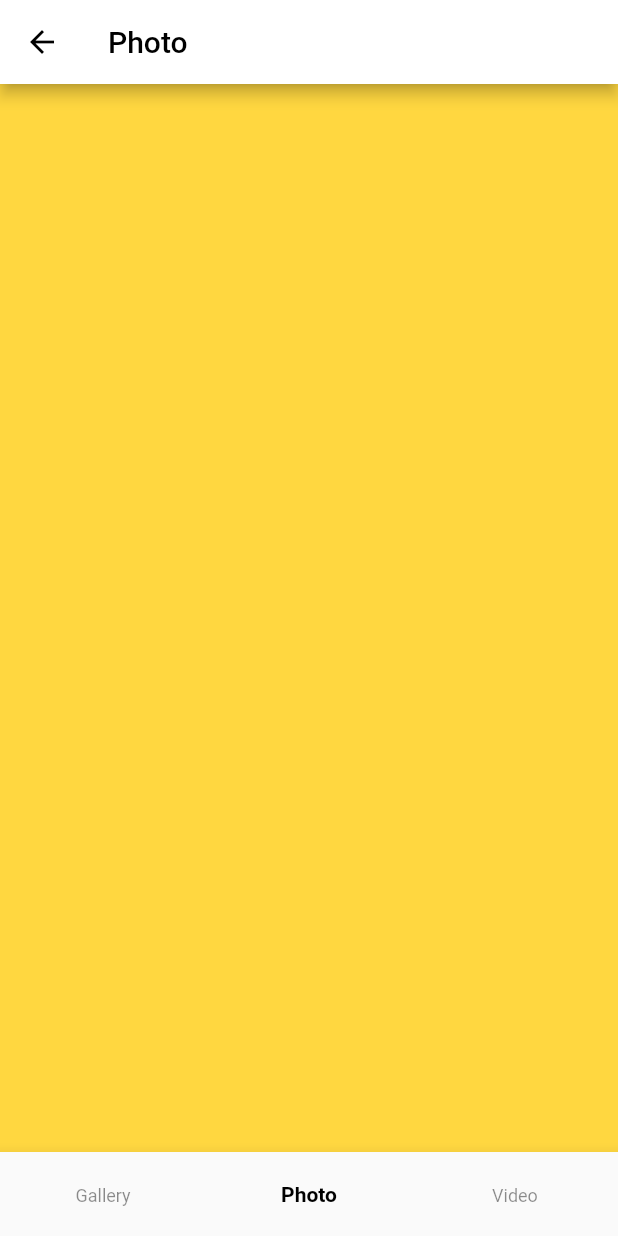
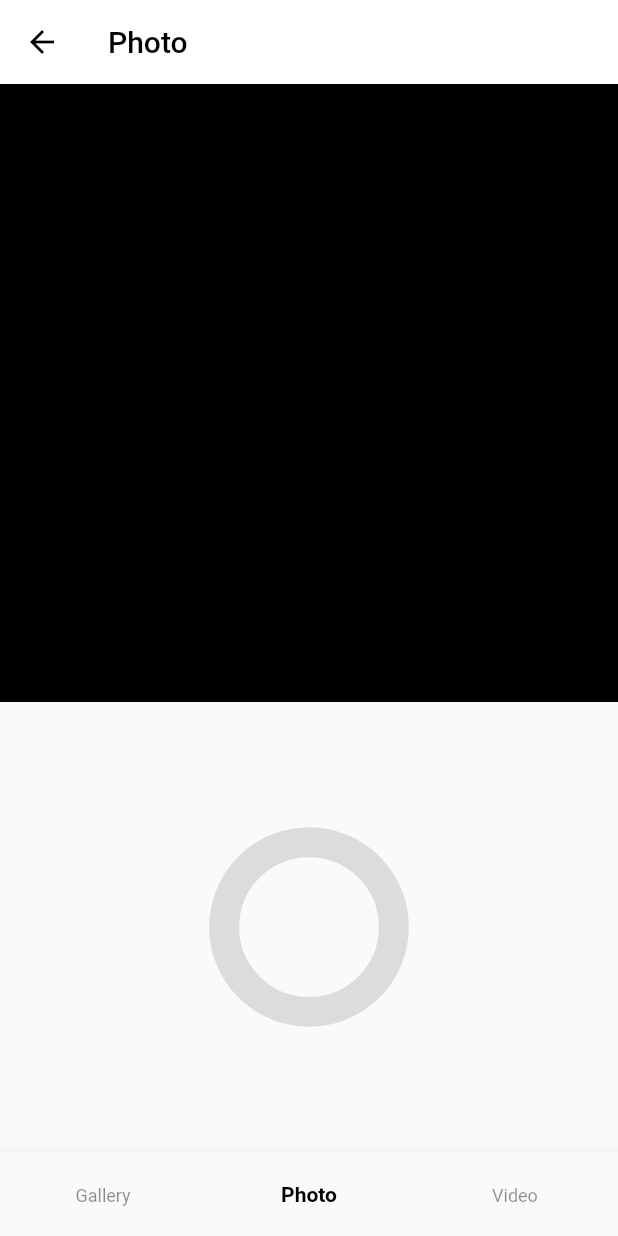
Before and after one commit to 702ne/insta, a Flutter app: the screen it shows after launch, item 3 of the bottom bar chosen, on a phone screen of 412 x 824 dp. Run offline on Flutter 3.47's test engine with Material 2 defaults, Android fonts, the phone set to English and light mode, and no system bars; our stand-ins replace cached_network_image; network calls fail.

Commit message:
photo buttun and setup camera plugins

```diff
--- a/lib/screens/camera_screen.dart
+++ b/lib/screens/camera_screen.dart
@@ -1,4 +1,6 @@
 import 'package:flutter/material.dart';
+
+import '../widgets/take_photo.dart';
 
 class CameraScreen extends StatefulWidget {
   const CameraScreen({super.key});
@@ -29,9 +31,7 @@ class _CameraScreenState extends State<CameraScreen> {
           Container(
             color: Colors.cyanAccent,
           ),
-          Container(
-            color: Colors.amberAccent,
-          ),
+          const TakePhoto(),
           Container(
             color: Colors.greenAccent,
           ),
--- /dev/null
+++ b/lib/widgets/take_photo.dart
@@ -0,0 +1,49 @@
+import 'package:flutter/material.dart';
+import 'package:insta/const/screen_size.dart';
+
+class TakePhoto extends StatelessWidget {
+  const TakePhoto({
+    super.key,
+  });
+
+  @override
+  Widget build(BuildContext context) {
+    return Column(
+      children: [
+        Container(
+          color: Colors.black,
+          width: screenSize!.width,
+          height: screenSize!.width,
+        ),
+        Expanded(
+          child: OutlinedButton(
+            onPressed: () {
+              print('button Take tabbed');
+            },
+            style: OutlinedButton.styleFrom(
+              shape: const CircleBorder(),
+              side: const BorderSide(color: Colors.black12, width: 20),
+            ),
+            child: const Text(
+              '                             ',
+            ),
+          ),
+        ),
+        //     child: InkWell(
+        //   onTap: () {},
+        //   child: Padding(
+        //     padding: const EdgeInsets.all(common_s_gap),
+        //     child: Container(
+        //       decoration: const ShapeDecoration(
+        //           shape: CircleBorder(
+        //               side: BorderSide(
+        //         color: Colors.black12,
+        //         width: 20,
+        //       ))),
+        //     ),
+        //   ),
+        // ))
+      ],
+    );
+  }
+}
--- a/pubspec.yaml
+++ b/pubspec.yaml
@@ -36,6 +36,7 @@ dependencies:
   # Use with the CupertinoIcons class for iOS style icons.
   cupertino_icons: ^1.0.2
   cached_network_image: ^3.2.3
+  camera: ^0.10.3+2
 
 dev_dependencies:
   flutter_test:
```
Also changed, not shown: pubspec.lock, 2 other files.
